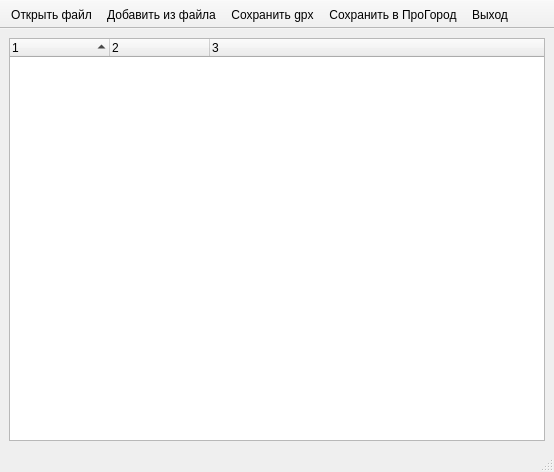
Before: the Qt Designer form ui/mainwindow.ui in aunoor/pgfconverter, drawn with Qt 5.
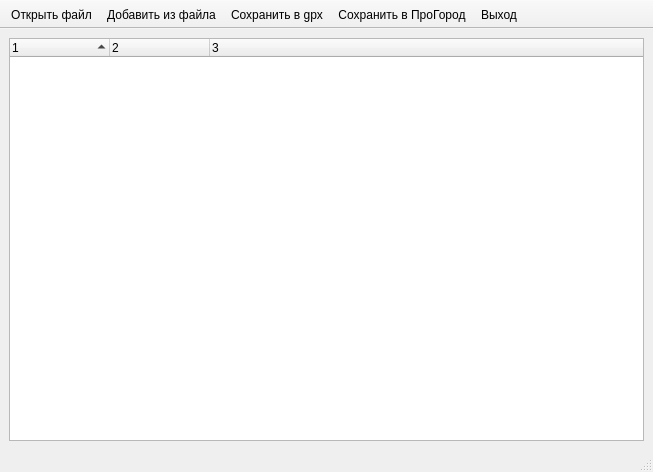
After: the same form once the commit is applied.

Patch:
```diff
--- a/ui/mainwindow.ui
+++ b/ui/mainwindow.ui
@@ -6,7 +6,7 @@
    <rect>
     <x>0</x>
     <y>0</y>
-    <width>554</width>
+    <width>653</width>
     <height>472</height>
    </rect>
   </property>
@@ -87,7 +87,7 @@
   </action>
   <action name="action_save_gpx">
    <property name="text">
-    <string>Сохранить gpx</string>
+    <string>Сохранить в gpx</string>
    </property>
   </action>
   <action name="action_exit">
```
